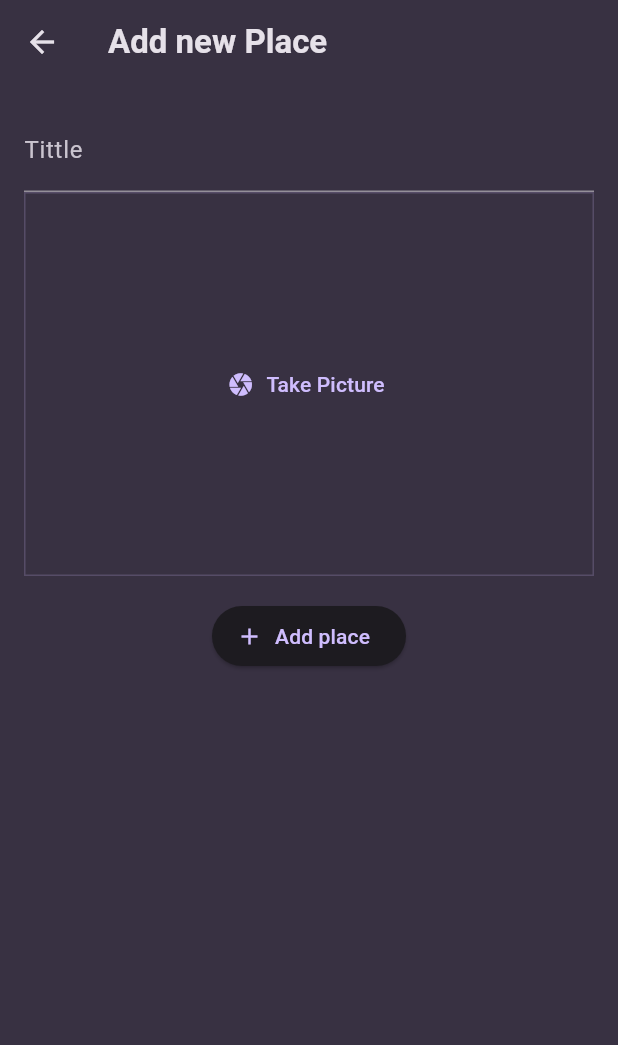
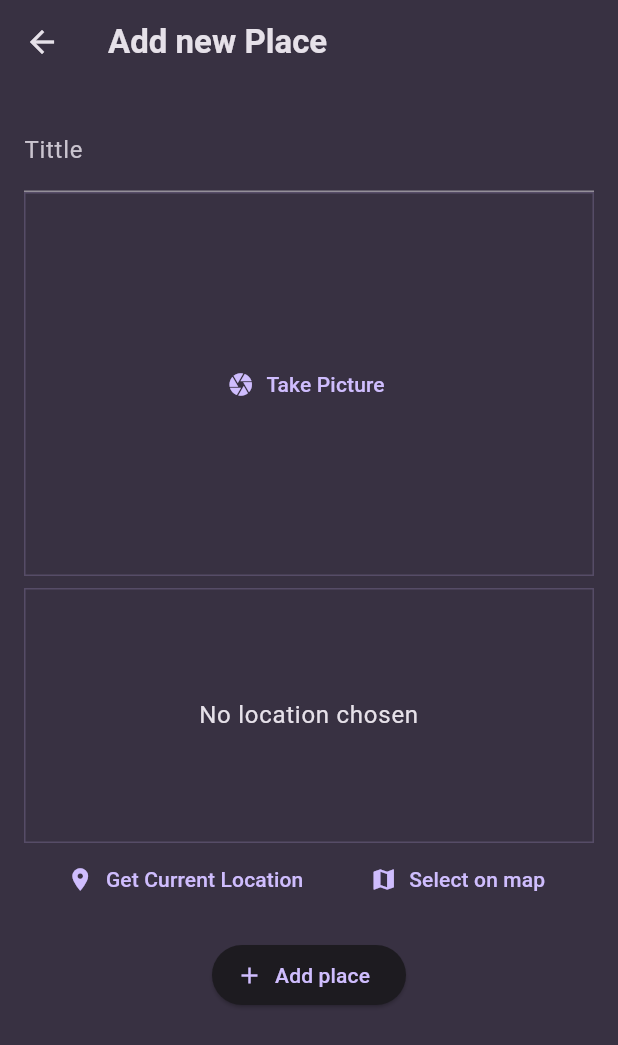
Before and after one commit to spabijan/FlutterProj, a Flutter app: the AddPlaceScreen screen opened directly, on a phone screen of 412 x 824 dp. Shown: the top 1045 px of the screen. Run offline on Flutter 3.47's test engine with Material 3 defaults, Android fonts, the phone set to English and light mode, and no system bars; our stand-ins replace flutter_riverpod, google_fonts, image_picker, location, riverpod, transparent_image.

Commit message:
Display and pick map

```diff
--- a/favourite_places/lib/model/place.dart
+++ b/favourite_places/lib/model/place.dart
@@ -1,11 +1,14 @@
+import 'package:favourite_places/model/place_location.dart';
 import 'package:uuid/uuid.dart';
 import 'dart:io';
 
 const uuid = Uuid();
 
 class Place {
-  Place({required this.title, required this.image}) : id = uuid.v4();
+  Place({required this.title, required this.image, required this.location})
+      : id = uuid.v4();
   final String id;
   final String title;
   final File image;
+  final PlaceLocation location;
 }
--- /dev/null
+++ b/favourite_places/lib/model/place_location.dart
@@ -0,0 +1,10 @@
+import 'package:favourite_places/model/place.dart';
+
+class PlaceLocation {
+  PlaceLocation(
+      {required this.latitude, required this.longitude, required this.address});
+
+  final double latitude;
+  final double longitude;
+  final String address;
+}
--- a/favourite_places/lib/screens/add_place.dart
+++ b/favourite_places/lib/screens/add_place.dart
@@ -1,6 +1,8 @@
 import 'package:favourite_places/model/place.dart';
+import 'package:favourite_places/model/place_location.dart';
 import 'package:favourite_places/providers/user_places.dart';
 import 'package:favourite_places/widgets/image_input.dart';
+import 'package:favourite_places/widgets/location_input.dart';
 import 'package:flutter/material.dart';
 import 'package:flutter_riverpod/flutter_riverpod.dart';
 import 'dart:io';
@@ -17,6 +19,7 @@ class AddPlaceScreen extends ConsumerStatefulWidget {
 class _AddPlaceScreenState extends ConsumerState<AddPlaceScreen> {
   final _tittleController = TextEditingController();
   File? _selectedImage;
+  PlaceLocation? _selectedLocation;
 
   @override
   void dispose() {
@@ -42,6 +45,12 @@ class _AddPlaceScreenState extends ConsumerState<AddPlaceScreen> {
               ),
               ImageInput(onPickImage: _saveImage),
               const SizedBox(
+                height: 8,
+              ),
+              LocationInput(
+                onSelectLocation: _saveLocation,
+              ),
+              const SizedBox(
                 height: 16,
               ),
               ElevatedButton.icon(
@@ -57,14 +66,21 @@ class _AddPlaceScreenState extends ConsumerState<AddPlaceScreen> {
     _selectedImage = file;
   }
 
+  void _saveLocation(PlaceLocation location) {
+    _selectedLocation = location;
+  }
+
   void _onAddPlace() {
     final enteredTitle = _tittleController.text;
-    if (enteredTitle.isEmpty || _selectedImage == null) {
+    if (enteredTitle.isEmpty ||
+        _selectedImage == null ||
+        _selectedLocation == null) {
       return;
     }
-    ref
-        .read(userPlacesProvider.notifier)
-        .addPlace(Place(title: enteredTitle, image: _selectedImage!));
+    ref.read(userPlacesProvider.notifier).addPlace(Place(
+        title: enteredTitle,
+        image: _selectedImage!,
+        location: _selectedLocation!));
     Navigator.of(context).pop();
   }
 }
--- /dev/null
+++ b/favourite_places/lib/widgets/location_input.dart
@@ -0,0 +1,132 @@
+import 'dart:convert';
+
+import 'package:favourite_places/model/place_location.dart';
+import 'package:flutter/material.dart';
+import 'package:location/location.dart';
+import 'package:http/http.dart' as http;
+
+class LocationInput extends StatefulWidget {
+  const LocationInput({super.key, required this.onSelectLocation});
+  final void Function(PlaceLocation) onSelectLocation;
+  @override
+  State<StatefulWidget> createState() {
+    return _LocationInputState();
+  }
+}
+
+class _LocationInputState extends State<LocationInput> {
+  PlaceLocation? _pickedLocation;
+  var _isGettingLocation = false;
+
+  void _getCurrentLocation() async {
+    setState(() {
+      _isGettingLocation = true;
+    });
+
+    Location location = Location();
+
+    bool serviceEnabled;
+    PermissionStatus permissionGranted;
+    LocationData locationData;
+
+    serviceEnabled = await location.serviceEnabled();
+    if (!serviceEnabled) {
+      serviceEnabled = await location.requestService();
+      if (!serviceEnabled) {
+        return null;
+      }
+    }
+
+    permissionGranted = await location.hasPermission();
+    if (permissionGranted == PermissionStatus.denied) {
+      permissionGranted = await location.requestPermission();
+      if (permissionGranted != PermissionStatus.granted) {
+        return null;
+      }
+    }
+    locationData = await location.getLocation();
+    var lat = locationData.latitude;
+    var lon = locationData.longitude;
+
+    if (lat == null || lon == null) {
+      return;
+    }
+
+    final url = Uri.parse(
+        "https://maps.googleapis.com/maps/api/geocode/json?latlng=$lat,$lon&key=AIzaSyAhj6xW5RjUyVClERC5Ikf13JUTyVSCNTw");
+
+    final response = await http.get(url);
+    final resData = json.decode(response.body);
+    final address = resData['results'][0]['formatted_address'];
+
+    setState(() {
+      _pickedLocation =
+          PlaceLocation(latitude: lat, longitude: lon, address: address);
+      _isGettingLocation = false;
+    });
+    widget.onSelectLocation(_pickedLocation!);
+  }
+
+  @override
+  Widget build(BuildContext context) {
+    return Column(children: [
+      Container(
+        decoration: BoxDecoration(
+            border: Border.all(
+                width: 1,
+                color: Theme.of(context).colorScheme.primary.withAlpha(50))),
+        height: 170,
+        width: double.infinity,
+        alignment: Alignment.center,
+        child: _locationWidgetBody,
+      ),
+      Row(
+        mainAxisAlignment: MainAxisAlignment.spaceEvenly,
+        children: [
+          TextButton.icon(
+              icon: const Icon(Icons.location_on),
+              onPressed: _getCurrentLocation,
+              label: const Text('Get Current Location')),
+          TextButton.icon(
+              icon: const Icon(Icons.map),
+              onPressed: () {},
+              label: const Text('Select on map'))
+        ],
+      )
+    ]);
+  }
+
+  Widget get _locationWidgetBody {
+    if (_isGettingLocation) {
+      return _loadingLocation;
+    }
+    if (_pickedLocation != null) {
+      return _getMapSnapshot;
+    }
+    return _noLocationChoosen;
+  }
+
+  Widget get _noLocationChoosen {
+    return Text(
+      'No location chosen',
+      textAlign: TextAlign.center,
+      style: Theme.of(context)
+          .textTheme
+          .bodyLarge!
+          .copyWith(color: Theme.of(context).colorScheme.onSurface),
+    );
+  }
+
+  Widget get _loadingLocation {
+    return const CircularProgressIndicator();
+  }
+
+  Widget get _getMapSnapshot {
+    final lat = _pickedLocation!.latitude;
+    final lon = _pickedLocation!.longitude;
+    String url =
+        "https://maps.googleapis.com/maps/api/staticmap?center=$lat,$lon&zoom=16&size=600x300&maptype=roadmap&markers=color:Red%7Clabel:A%7C$lat,$lon&key=AIzaSyAhj6xW5RjUyVClERC5Ikf13JUTyVSCNTw";
+    return Image.network(url,
+        fit: BoxFit.cover, width: double.infinity, height: double.infinity);
+  }
+}
--- a/favourite_places/lib/widgets/places_list.dart
+++ b/favourite_places/lib/widgets/places_list.dart
@@ -39,6 +39,9 @@ class PlacesList extends StatelessWidget {
                     .titleMedium!
                     .copyWith(color: Theme.of(context).colorScheme.onSurface),
               ),
+              subtitle: Text(places[index].location.address,
+                  style: Theme.of(context).textTheme.bodySmall!.copyWith(
+                      color: Theme.of(context).colorScheme.onSurface)),
               onTap: () => _gotoPlaceDetails(context, index),
             ));
   }
--- a/favourite_places/pubspec.yaml
+++ b/favourite_places/pubspec.yaml
@@ -38,6 +38,8 @@ dependencies:
   uuid: ^4.5.1
   flutter_riverpod: ^2.6.1
   image_picker: ^1.1.2
+  location: ^7.0.1
+  http: ^1.2.2
 
 dev_dependencies:
   flutter_test:
```
Also changed, not shown: favourite_places/lib/screens/places_detail.dart (+34 -1 lines), 2 other files.
